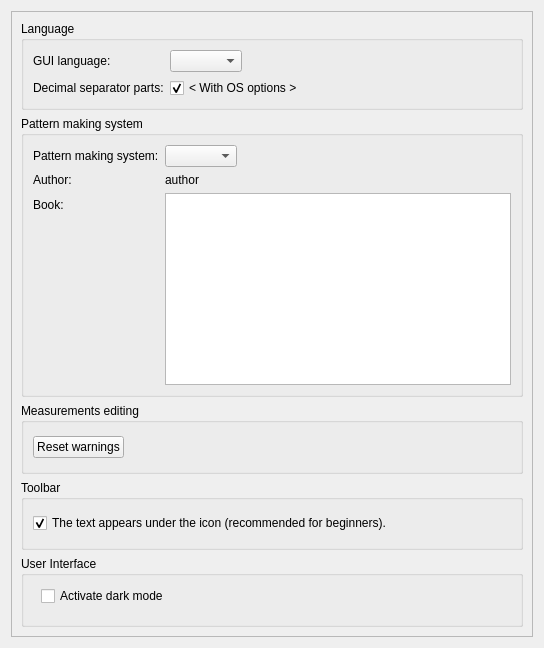
This is src/app/tape/dialogs/configpages/tapepreferencesconfigurationpage.ui in dismine/valentina as Qt 5 draws it before an edit. The edited form follows.
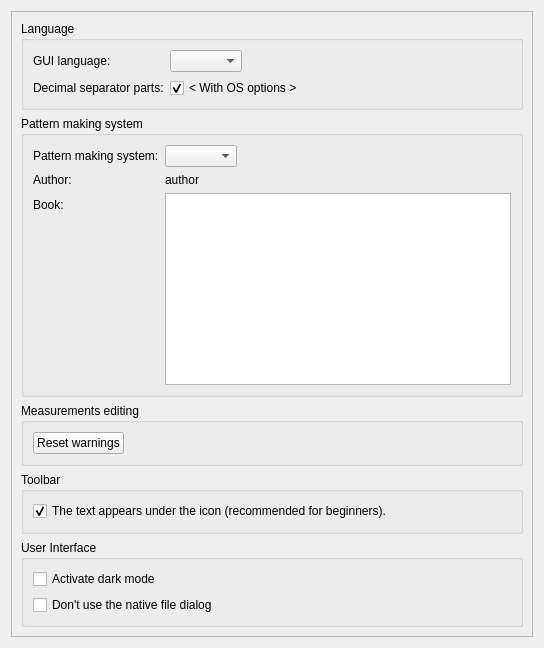
This is the edited form.

Commit message: New option "Don't use the native file dialog".

What changed in the file:
```diff
--- a/src/app/tape/dialogs/configpages/tapepreferencesconfigurationpage.ui
+++ b/src/app/tape/dialogs/configpages/tapepreferencesconfigurationpage.ui
@@ -170,19 +170,22 @@
          <property name="title">
           <string>User Interface</string>
          </property>
+         <layout class="QVBoxLayout" name="verticalLayout_5">
+          <item>
          <widget class="QCheckBox" name="darkModeCheck">
-          <property name="geometry">
-           <rect>
-            <x>20</x>
-            <y>30</y>
-            <width>351</width>
-            <height>20</height>
-           </rect>
-          </property>
           <property name="text">
            <string>Activate dark mode</string>
           </property>
          </widget>
+          </item>
+          <item>
+           <widget class="QCheckBox" name="checkBoxDontUseNativeDialog">
+            <property name="text">
+             <string>Don't use the native file dialog</string>
+            </property>
+           </widget>
+          </item>
+         </layout>
         </widget>
        </item>
       </layout>
```
Lines whose indentation alone changed are shown as unchanged. The commit also changes 17 other files.
